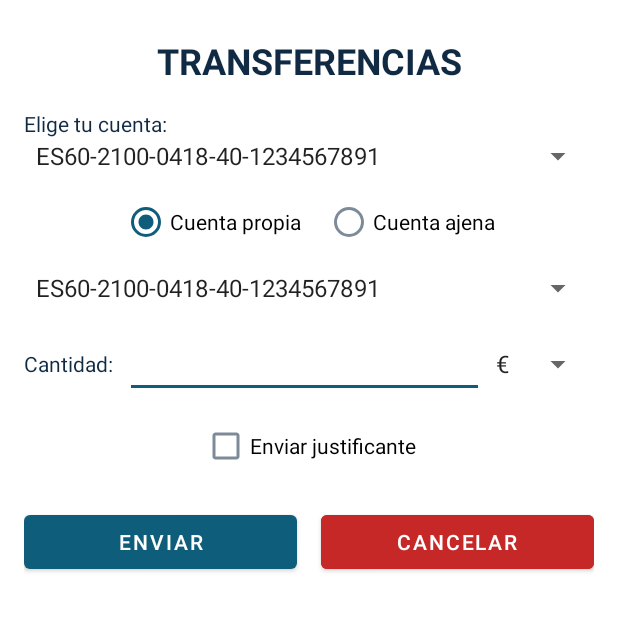
After one commit to miriamjrib/Programacion-Multimedia, an Android app: the TransferActivity screen opened directly, with no data from a screen before it, on a phone screen of 412 x 824 dp, the top half of it. The commit adds this screen. Run offline under Robolectric (Android 15) with nearby library versions, the phone set to English and light mode, and no system bars.

Commit message:
- Login y cambio de contraseña usando MiBancoOperacional - Nueva pantalla GlobalPositionActivity con RecyclerView y CardView - Nueva pantalla MovementsActivity con Spinner y RecyclerView - Nueva pantalla TransferActivity con RadioButton, Spinner y CheckBox - Añade dependencia recyclerview y nuevos recursos (strings es/en, colores)

```diff
--- a/BancoMMJJ/app/build.gradle.kts
+++ b/BancoMMJJ/app/build.gradle.kts
@@ -45,4 +45,5 @@ dependencies {
     testImplementation(libs.junit)
     androidTestImplementation(libs.androidx.espresso.core)
     androidTestImplementation(libs.androidx.junit)
+    implementation(libs.androidx.recyclerview)
 }
--- /dev/null
+++ b/BancoMMJJ/app/src/main/java/com/example/bancommjj/TransferActivity.kt
@@ -0,0 +1,88 @@
+package com.example.bancommjj
+
+import android.os.Bundle
+import android.view.View
+import android.widget.ArrayAdapter
+import android.widget.Spinner
+import android.widget.Toast
+import androidx.activity.enableEdgeToEdge
+import androidx.appcompat.app.AppCompatActivity
+import androidx.core.view.ViewCompat
+import androidx.core.view.WindowInsetsCompat
+import com.example.bancommjj.databinding.ActivityTransferBinding
+
+class TransferActivity : AppCompatActivity() {
+    private lateinit var binding: ActivityTransferBinding
+
+    override fun onCreate(savedInstanceState: Bundle?) {
+        super.onCreate(savedInstanceState)
+        enableEdgeToEdge()
+        binding = ActivityTransferBinding.inflate(layoutInflater)
+        setContentView(binding.root)
+
+        ViewCompat.setOnApplyWindowInsetsListener(findViewById(R.id.main)) { v, insets ->
+            val systemBars = insets.getInsets(WindowInsetsCompat.Type.systemBars())
+            v.setPadding(systemBars.left, systemBars.top, systemBars.right, systemBars.bottom)
+            insets
+        }
+
+        cargarSpinner(binding.spOrigen, R.array.cuentas_transfer)
+        cargarSpinner(binding.spDestino, R.array.cuentas_transfer)
+        cargarSpinner(binding.spDivisa, R.array.divisas)
+
+        binding.rgTipo.setOnCheckedChangeListener { _, checkedId ->
+            if (checkedId == R.id.rbPropia) {
+                binding.spDestino.visibility = View.VISIBLE
+                binding.etDestino.visibility = View.GONE
+            } else {
+                binding.spDestino.visibility = View.GONE
+                binding.etDestino.visibility = View.VISIBLE
+            }
+        }
+
+        binding.btEnviar.setOnClickListener { enviar() }
+        binding.btCancelar.setOnClickListener { cancelar() }
+    }
+
+    private fun cargarSpinner(spinner: Spinner, arrayId: Int) {
+        val adapter = ArrayAdapter.createFromResource(
+            this, arrayId, android.R.layout.simple_spinner_item
+        )
+        adapter.setDropDownViewResource(android.R.layout.simple_spinner_dropdown_item)
+        spinner.adapter = adapter
+    }
+
+    private fun enviar() {
+        val origen = binding.spOrigen.selectedItem.toString()
+        val propia = binding.rbPropia.isChecked
+        val destino = if (propia) binding.spDestino.selectedItem.toString()
+        else binding.etDestino.text.toString().trim()
+        val importe = binding.etCantidad.text.toString().trim()
+        val divisa = binding.spDivisa.selectedItem.toString()
+
+        if (importe.isEmpty() || destino.isEmpty()) {
+            Toast.makeText(this, R.string.faltan_datos, Toast.LENGTH_SHORT).show()
+            return
+        }
+
+        val resumen = buildString {
+            appendLine(getString(R.string.resumen_origen))
+            appendLine(origen)
+            appendLine(getString(if (propia) R.string.resumen_destino_propia else R.string.resumen_destino_ajena))
+            appendLine(destino)
+            appendLine(getString(R.string.resumen_importe, importe, divisa))
+            if (binding.cbJustificante.isChecked) append(getString(R.string.resumen_justificante))
+        }
+        Toast.makeText(this, resumen, Toast.LENGTH_LONG).show()
+    }
+
+    private fun cancelar() {
+        binding.spOrigen.setSelection(0)
+        binding.spDestino.setSelection(0)
+        binding.spDivisa.setSelection(0)
+        binding.rbPropia.isChecked = true   // dispara el listener y restaura la vista
+        binding.etDestino.text.clear()
+        binding.etCantidad.text.clear()
+        binding.cbJustificante.isChecked = false
+    }
+}
--- /dev/null
+++ b/BancoMMJJ/app/src/main/res/layout/activity_transfer.xml
@@ -0,0 +1,143 @@
+<?xml version="1.0" encoding="utf-8"?>
+<ScrollView xmlns:android="http://schemas.android.com/apk/res/android"
+    xmlns:tools="http://schemas.android.com/tools"
+    android:id="@+id/main"
+    android:layout_width="match_parent"
+    android:layout_height="match_parent"
+    android:background="?attr/colorSurface"
+    tools:context=".TransferActivity">
+
+    <LinearLayout
+        android:layout_width="match_parent"
+        android:layout_height="wrap_content"
+        android:orientation="vertical"
+        android:padding="16dp">
+
+        <TextView
+            android:layout_width="match_parent"
+            android:layout_height="wrap_content"
+            android:layout_marginTop="8dp"
+            android:layout_marginBottom="16dp"
+            android:gravity="center"
+            android:text="@string/transferencias"
+            android:textColor="?attr/colorOnSurface"
+            android:textSize="24sp"
+            android:textStyle="bold" />
+
+        <TextView
+            android:layout_width="wrap_content"
+            android:layout_height="wrap_content"
+            android:text="@string/elige_cuenta"
+            android:textColor="?attr/colorOnSurface" />
+
+        <Spinner
+            android:id="@+id/spOrigen"
+            android:layout_width="match_parent"
+            android:layout_height="wrap_content"
+            android:layout_marginBottom="8dp" />
+
+        <RadioGroup
+            android:id="@+id/rgTipo"
+            android:layout_width="match_parent"
+            android:layout_height="wrap_content"
+            android:gravity="center"
+            android:orientation="horizontal">
+
+            <RadioButton
+                android:id="@+id/rbPropia"
+                android:layout_width="wrap_content"
+                android:layout_height="wrap_content"
+                android:checked="true"
+                android:text="@string/cuenta_propia" />
+
+            <RadioButton
+                android:id="@+id/rbAjena"
+                android:layout_width="wrap_content"
+                android:layout_height="wrap_content"
+                android:layout_marginStart="16dp"
+                android:text="@string/cuenta_ajena" />
+        </RadioGroup>
+
+        <FrameLayout
+            android:layout_width="match_parent"
+            android:layout_height="wrap_content"
+            android:layout_marginTop="8dp">
+
+            <Spinner
+                android:id="@+id/spDestino"
+                android:layout_width="match_parent"
+                android:layout_height="wrap_content" />
+
+            <EditText
+                android:id="@+id/etDestino"
+                android:layout_width="match_parent"
+                android:layout_height="wrap_content"
+                android:autofillHints="creditCardNumber"
+                android:gravity="center"
+                android:hint="@string/escribe_cuenta"
+                android:inputType="text"
+                android:visibility="gone" />
+        </FrameLayout>
+
+        <LinearLayout
+            android:layout_width="match_parent"
+            android:layout_height="wrap_content"
+            android:layout_marginTop="16dp"
+            android:gravity="center_vertical"
+            android:orientation="horizontal">
+
+            <TextView
+                android:layout_width="wrap_content"
+                android:layout_height="wrap_content"
+                android:text="@string/cantidad"
+                android:textColor="?attr/colorOnSurface" />
+
+            <EditText
+                android:id="@+id/etCantidad"
+                android:layout_width="0dp"
+                android:layout_height="wrap_content"
+                android:layout_marginStart="8dp"
+                android:layout_weight="1"
+                android:autofillHints="none"
+                android:gravity="end"
+                android:inputType="numberDecimal" />
+
+            <Spinner
+                android:id="@+id/spDivisa"
+                android:layout_width="wrap_content"
+                android:layout_height="wrap_content" />
+        </LinearLayout>
+
+        <CheckBox
+            android:id="@+id/cbJustificante"
+            android:layout_width="wrap_content"
+            android:layout_height="wrap_content"
+            android:layout_gravity="center_horizontal"
+            android:layout_marginTop="8dp"
+            android:text="@string/enviar_justificante" />
+
+        <LinearLayout
+            android:layout_width="match_parent"
+            android:layout_height="wrap_content"
+            android:layout_marginTop="16dp"
+            android:orientation="horizontal">
+
+            <Button
+                android:id="@+id/btEnviar"
+                android:layout_width="0dp"
+                android:layout_height="wrap_content"
+                android:layout_marginEnd="8dp"
+                android:layout_weight="1"
+                android:text="@string/enviar" />
+
+            <Button
+                android:id="@+id/btCancelar"
+                android:layout_width="0dp"
+                android:layout_height="wrap_content"
+                android:layout_marginStart="8dp"
+                android:layout_weight="1"
+                android:backgroundTint="@color/banco_negativo"
+                android:text="@string/cancelar" />
+        </LinearLayout>
+    </LinearLayout>
+</ScrollView>
--- /dev/null
+++ b/BancoMMJJ/app/src/main/res/values/arrays.xml
@@ -0,0 +1,14 @@
+<?xml version="1.0" encoding="utf-8"?>
+<resources>
+    <string-array name="cuentas_transfer">
+        <item>ES60-2100-0418-40-1234567891</item>
+        <item>ES90-2080-5801-10-1234567891</item>
+        <item>ES12-0049-1500-05-2110000001</item>
+        <item>ES34-0182-6035-40-0201500002</item>
+    </string-array>
+    <string-array name="divisas">
+        <item>€</item>
+        <item>$</item>
+        <item>£</item>
+    </string-array>
+</resources>
--- a/BancoMMJJ/app/src/main/res/values/colors.xml
+++ b/BancoMMJJ/app/src/main/res/values/colors.xml
@@ -8,4 +8,6 @@
     <color name="banco_on_primary">#FFFFFF</color>
     <color name="banco_text_main">#102A43</color>
     <color name="white">#FFFFFF</color>
+    <color name="banco_positivo">#2E7D32</color>
+    <color name="banco_negativo">#C62828</color>
 </resources>
--- a/BancoMMJJ/app/src/main/res/values/strings.xml
+++ b/BancoMMJJ/app/src/main/res/values/strings.xml
@@ -16,5 +16,30 @@
     <string name="salirMain">SALIR</string>
     <string name="bienvenido_banco_mmjj">¡Bienvenido/a al banco MMJJ!</string>
     <string name="acceder">ACCEDER</string>
+    <string name="login_incorrecto">Usuario o contraseña incorrectos</string>
+    <string name="contrasena_vacia">Escribe la nueva contraseña</string>
+    <string name="contrasena_cambiada">Contraseña cambiada</string>
+    <string name="contrasena_error">No se pudo cambiar la contraseña</string>
+    <string name="bienvenido_cliente">Bienvenido/a, %1$s</string>
+    <string name="titulo_posicion_global">Posición global</string>
+    <string name="cuentas_dos_puntos">Cuentas:</string>
+    <string name="titulo_movimientos">Movimientos</string>
+    <string name="selecciona_cuenta">Selecciona la cuenta:</string>
+    <string name="ultimos_movimientos">Últimos movimientos:</string>
+    <string name="importe_formato">Importe: %1$s</string>
+    <string name="elige_cuenta">Elige tu cuenta:</string>
+    <string name="cuenta_propia">Cuenta propia</string>
+    <string name="cuenta_ajena">Cuenta ajena</string>
+    <string name="escribe_cuenta">Escribe el núm. cuenta ajena</string>
+    <string name="cantidad">Cantidad:</string>
+    <string name="enviar_justificante">Enviar justificante</string>
+    <string name="enviar">ENVIAR</string>
+    <string name="cancelar">CANCELAR</string>
+    <string name="faltan_datos">Faltan datos por rellenar</string>
+    <string name="resumen_origen">Cuenta origen:</string>
+    <string name="resumen_destino_propia">A cuenta propia:</string>
+    <string name="resumen_destino_ajena">A cuenta ajena:</string>
+    <string name="resumen_importe">Importe: %1$s%2$s</string>
+    <string name="resumen_justificante">Enviar justificante</string>
 
 </resources>
--- a/BancoMMJJ/gradle/libs.versions.toml
+++ b/BancoMMJJ/gradle/libs.versions.toml
@@ -9,6 +9,7 @@ material = "1.14.0"
 activityKtx = "1.13.0"
 constraintlayout = "2.2.2"
 cardview = "1.0.0"
+recyclerview = "1.4.0"
 
 [libraries]
 androidx-core-ktx = { group = "androidx.core", name = "core-ktx", version.ref = "coreKtx" }
@@ -20,6 +21,7 @@ material = { group = "com.google.android.material", name = "material", version.r
 androidx-activity-ktx = { group = "androidx.activity", name = "activity-ktx", version.ref = "activityKtx" }
 androidx-constraintlayout = { group = "androidx.constraintlayout", name = "constraintlayout", version.ref = "constraintlayout" }
 androidx-cardview = { group = "androidx.cardview", name = "cardview", version.ref = "cardview" }
+androidx-recyclerview = { group = "androidx.recyclerview", name = "recyclerview", version.ref = "recyclerview" }
 
 [plugins]
 android-application = { id = "com.android.application", version.ref = "agp" }
```
Also changed, not shown: BancoMMJJ/app/src/main/AndroidManifest.xml (+11 -3 lines), BancoMMJJ/app/src/main/java/com/example/bancommjj/CuentaAdapter.kt (added, +35 -0 lines), BancoMMJJ/app/src/main/java/com/example/bancommjj/GlobalPositionActivity.kt (added, +39 -0 lines), BancoMMJJ/app/src/main/java/com/example/bancommjj/LoginActivity.kt (+14 -3 lines), BancoMMJJ/app/src/main/java/com/example/bancommjj/MainActivity.kt (+35 -4 lines), BancoMMJJ/app/src/main/java/com/example/bancommjj/MovementsActivity.kt (added, +57 -0 lines), BancoMMJJ/app/src/main/java/com/example/bancommjj/MovimientoAdapter.kt (added, +43 -0 lines), BancoMMJJ/app/src/main/res/layout/activity_global_position.xml (added, +46 -0 lines), BancoMMJJ/app/src/main/res/layout/activity_movements.xml (added, +67 -0 lines), BancoMMJJ/app/src/main/res/layout/item_cuenta.xml (added, +46 -0 lines), BancoMMJJ/app/src/main/res/layout/item_movimiento.xml (added, +37 -0 lines), 1 other file.
